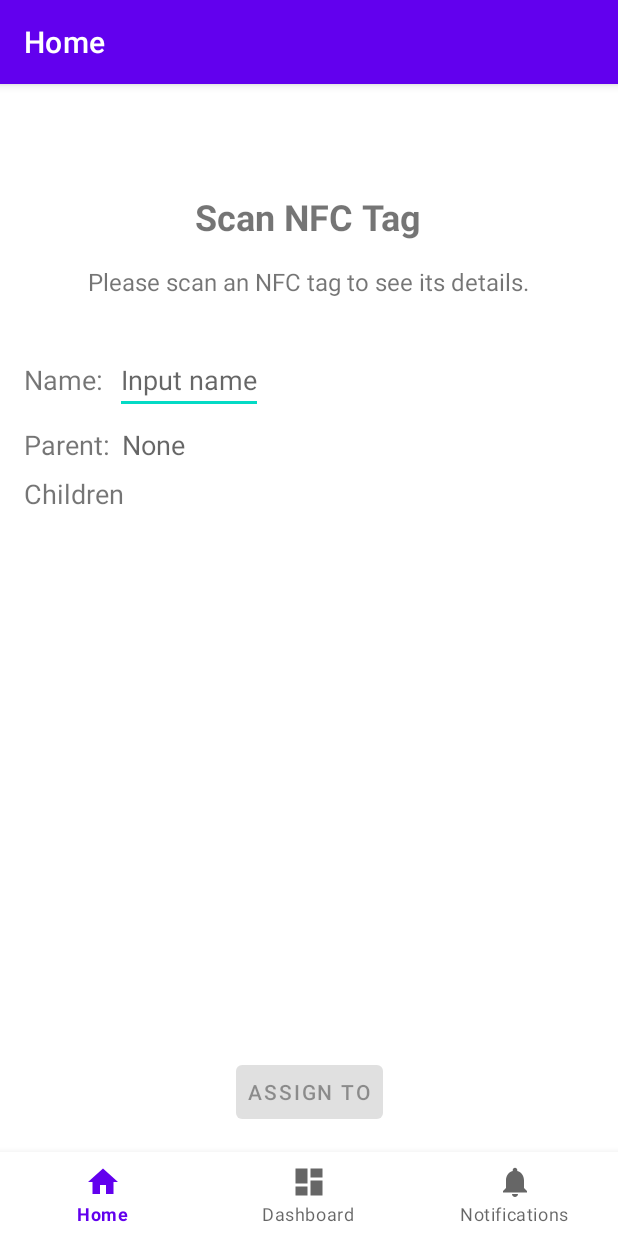
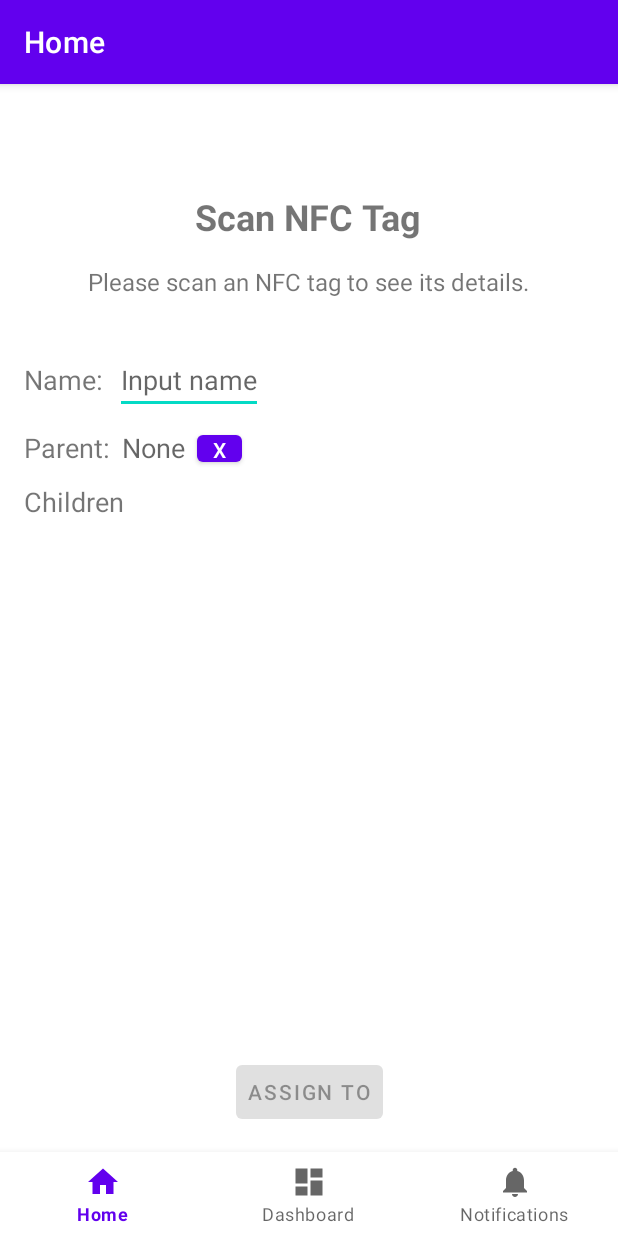
Before and after one commit to Statictide/NFC-scanner-android, an Android app: the screen it shows after launch (MainActivity), on a phone screen of 412 x 824 dp. Run offline under Robolectric (Android 15) with nearby library versions, the phone set to English and light mode, and no system bars; our stand-ins replace navigation-ui; 2 statements that could not run were skipped.

Commit message:
added button,  cleanup

```diff
--- a/app/src/main/java/dk/sierrasoftware/nfcscanner/api/DTOs.kt
+++ b/app/src/main/java/dk/sierrasoftware/nfcscanner/api/DTOs.kt
@@ -12,7 +12,7 @@ data class EntityClosureDTO (val id: UInt, val tag_uid: String, val name: String
     Parcelable
 
 @Parcelize
-data class PatchEntityDTO ( val parent_id: MaybeInt?) :
+data class PatchEntityDTO (val tag_uid: String? = null, val name: String? = null, val parent_id: MaybeInt? = null) :
     Parcelable
 
 @Parcelize
--- a/app/src/main/java/dk/sierrasoftware/nfcscanner/ui/dashboard/DashboardFragment.kt
+++ b/app/src/main/java/dk/sierrasoftware/nfcscanner/ui/dashboard/DashboardFragment.kt
@@ -79,11 +79,7 @@ class DashboardFragment : Fragment() {
                     return
                 }
 
-                val body = response.body()
-                if (body == null) {
-                    Toast.makeText(context, "Response body was null", Toast.LENGTH_SHORT).show();
-                    return
-                }
+                val body = response.body()!!
 
                 dashboardViewModel.entities.value = body
             }
--- a/app/src/main/res/layout/fragment_dashboard.xml
+++ b/app/src/main/res/layout/fragment_dashboard.xml
@@ -12,7 +12,7 @@
         android:layout_height="wrap_content"
         android:text="@string/title_entities"
         android:textSize="24sp"
-        android:layout_marginBottom="8dp"
+        android:layout_marginBottom="@dimen/padding_medium"
         app:layout_constraintTop_toTopOf="parent"
         app:layout_constraintStart_toStartOf="parent"
         app:layout_constraintEnd_toEndOf="parent" />
@@ -21,7 +21,7 @@
         android:id="@+id/entities"
         android:layout_width="0dp"
         android:layout_height="0dp"
-        android:padding="8dp"
+        android:padding="@dimen/padding_medium"
         android:clipToPadding="false"
         app:layout_constraintTop_toBottomOf="@id/text_view_title"
         app:layout_constraintBottom_toBottomOf="parent"
--- a/app/src/main/res/layout/fragment_home.xml
+++ b/app/src/main/res/layout/fragment_home.xml
@@ -13,15 +13,9 @@
     <LinearLayout
         android:id="@+id/header"
         android:layout_width="match_parent"
-        android:layout_height="0dp"
+        android:layout_height="wrap_content"
         android:orientation="vertical"
         app:layout_constraintTop_toTopOf="parent">
-
-        <LinearLayout
-            android:layout_width="match_parent"
-            android:layout_height="wrap_content"
-            android:orientation="vertical">
-
 
         <!-- Title -->
         <TextView
@@ -44,6 +38,14 @@
             android:text="@string/instructions_scan_nfc"
             android:textSize="@dimen/text_size_small" />
     </LinearLayout>
+
+    <LinearLayout
+        android:id="@+id/entity_group"
+        android:layout_width="match_parent"
+        android:layout_height="wrap_content"
+        android:orientation="vertical"
+        app:layout_constraintTop_toBottomOf="@id/header">
+
 
         <!-- Entity info -->
         <LinearLayout
@@ -99,7 +101,18 @@
                     android:hint="@string/parent_hint"
 
                     android:textSize="@dimen/text_size_medium" />
-            </LinearLayout>
+
+                <Button
+                    android:id="@+id/delete_parent_button"
+                    android:layout_width="30dp"
+                    android:layout_height="30dp"
+                    android:layout_marginStart="@dimen/padding_medium"
+                    android:layout_marginEnd="0dp"
+                    android:layout_marginVertical="0dp"
+                    android:padding="0dp"
+                    android:text="x">
+
+                </Button>
             </LinearLayout>
 
 
@@ -111,7 +124,11 @@
                 android:contentDescription="@string/image_label"
                 android:visibility="gone" />
             -->
+        </LinearLayout>
+
+        <!-- Entity children -->
         <LinearLayout
+                android:id="@+id/children_group"
                 android:layout_width="match_parent"
                 android:layout_height="wrap_content"
                 android:layout_marginTop="@dimen/padding_medium"
@@ -129,26 +146,8 @@
                     android:id="@+id/children_recycler_view"
                     android:layout_width="match_parent"
                     android:layout_height="wrap_content" />
-        </LinearLayout>
-    </LinearLayout> <!-- Header end -->
-
-
-    <!-- Assign Button with api call. Constrain to bottom-->
-
-    <ScrollView
-        android:layout_width="match_parent"
-        android:layout_height="0dp"
-        app:layout_constraintBottom_toTopOf="@+id/assign_button"
-        app:layout_constraintTop_toBottomOf="@+id/header"
-        tools:layout_editor_absoluteX="16dp">
-
-
-        <LinearLayout
-            android:id="@+id/childrenLayout"
-            android:layout_width="match_parent"
-            android:layout_height="wrap_content"
-            android:orientation="vertical"></LinearLayout>
-    </ScrollView>
+            </LinearLayout> <!-- entity children -->
+    </LinearLayout> <!-- Entity group -->
 
     <Button
         android:id="@+id/assign_button"
@@ -156,7 +155,6 @@
         android:layout_height="wrap_content"
         android:layout_gravity="center_horizontal"
         android:enabled="false"
-        android:onClick="assignEntityTo"
         android:padding="@dimen/padding_medium"
         android:text="@string/assign_button"
         app:layout_constraintBottom_toBottomOf="parent"
--- a/app/src/main/res/layout/item_entity.xml
+++ b/app/src/main/res/layout/item_entity.xml
@@ -37,6 +37,7 @@
             android:layout_width="match_parent"
             android:layout_height="wrap_content"
             android:layout_marginStart="8dp"
+            android:layout_marginEnd="8dp"
             android:nestedScrollingEnabled="false" />
 
     </LinearLayout>
```
Also changed, not shown: app/src/main/java/dk/sierrasoftware/nfcscanner/ui/home/HomeFragment.kt (+40 -29 lines). Lines whose indentation alone changed are shown as unchanged.
